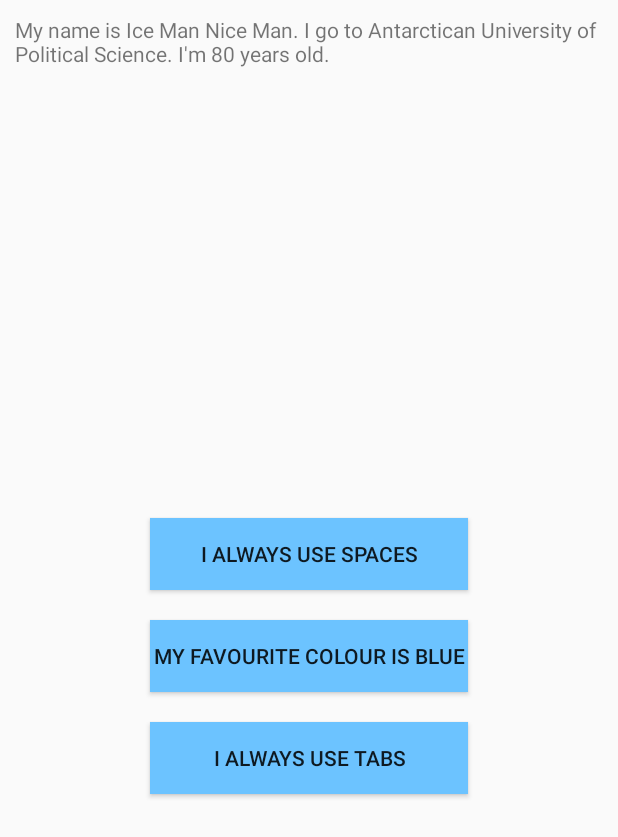
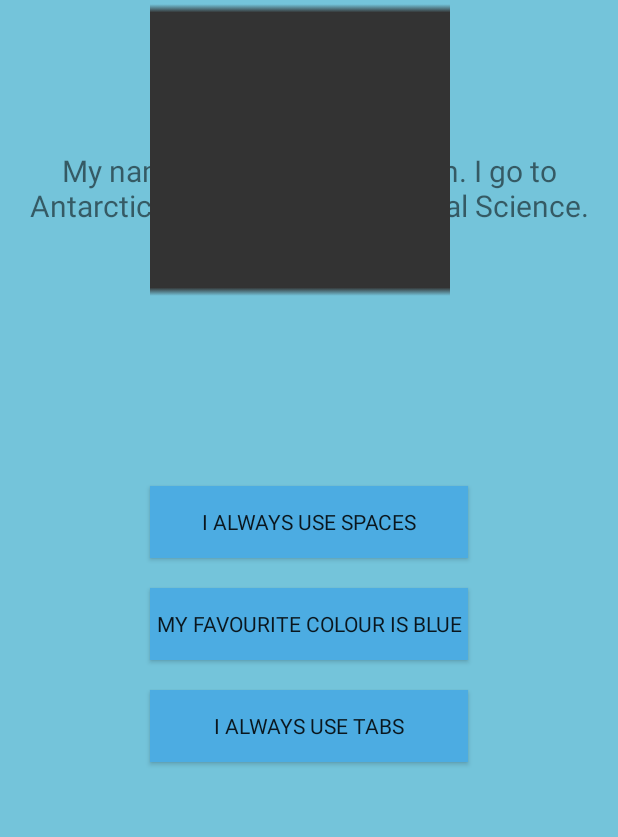
Before and after one commit to johnmcguire1/IceBreaker, an Android app: the Quiz screen opened directly, with no data from a screen before it, on a phone screen of 412 x 824 dp. Shown: the top 837 px of the screen. Run offline under Robolectric (Android 15) with nearby library versions, the phone set to English and light mode, and no system bars.

Commit message:
Added changes

```diff
--- a/app/src/main/res/layout/activity_quiz.xml
+++ b/app/src/main/res/layout/activity_quiz.xml
@@ -9,6 +9,7 @@
     <RelativeLayout
         android:layout_width="match_parent"
         android:layout_height="match_parent"
+        android:background="#74C4DA"
         tools:ignore="ExtraText">
 
         <TextView
@@ -22,9 +23,11 @@
             android:layout_alignParentRight="false"
             android:layout_marginStart="10dp"
             android:layout_marginLeft="100dp"
-            android:layout_marginTop="10dp"
+            android:layout_marginTop="100dp"
             android:layout_marginEnd="10dp"
             android:layout_marginRight="10dp"
+            android:textAlignment="center"
+            android:textSize="20dp"
             tools:layout_marginTop="70dp" />
 
         <Button
@@ -32,11 +35,13 @@
             android:layout_width="10000dp"
             android:layout_height="wrap_content"
             android:layout_below="@+id/persontext"
-            android:layout_marginTop="300dp"
+            android:layout_marginTop="150dp"
             android:layout_marginBottom="10dp"
             android:layout_marginLeft="100dp"
+            android:fontFamily="Times"
             android:layout_marginRight="100dp"
-            android:background="#6CC3FF"
+            android:background="#4CACE2"
+            android:onClick="check1"
             tools:layout_marginTop="400dp"
             />
 
@@ -48,8 +53,10 @@
             android:layout_marginTop="10dp"
             android:layout_marginBottom="10dp"
             android:layout_marginLeft="100dp"
+            android:fontFamily="Times"
             android:layout_marginRight="100dp"
-            android:background="#6CC3FF"
+            android:onClick="check2"
+            android:background="#4CACE2"
 
             />
 
@@ -59,11 +66,22 @@
             android:layout_height="wrap_content"
             android:layout_below="@+id/Question2"
             android:layout_marginTop="10dp"
+            android:fontFamily="Times"
             android:layout_marginBottom="10dp"
             android:layout_marginLeft="100dp"
             android:layout_marginRight="100dp"
-            android:background="#6CC3FF"
+            android:onClick="check3"
+            android:background="#4CACE2"
             />
+
+        <ImageView
+            android:id="@+id/imageView"
+            android:layout_width="200dp"
+            android:layout_height="200dp"
+            android:layout_marginBottom="10dp"
+            android:layout_marginLeft="100dp"
+            android:layout_marginRight="100dp"
+            app:srcCompat="@drawable/logo" />
 
     </RelativeLayout>
 
```
Also changed, not shown: app/src/main/res/layout/activity_details__input.xml (+7 -2 lines), app/src/main/res/layout/activity_main.xml (+13 -13 lines).
